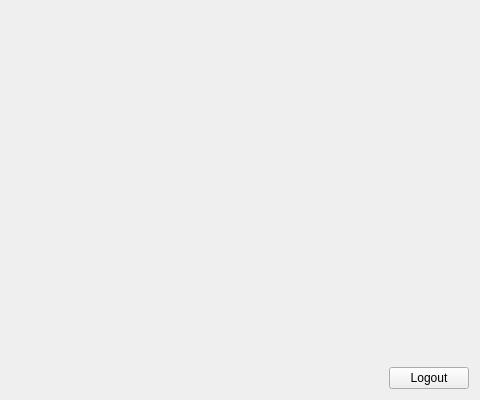
Before: the Qt Designer form Qt-Widgets-Examples/QStackedWidget-Example/src/screen/ui/SettingScreen.ui in STyulenev/Qt-CPP-Examples, drawn with Qt 5; both pictures show x 266 to 746 and y 0 to 400 of the 746 by 400 pixel window.
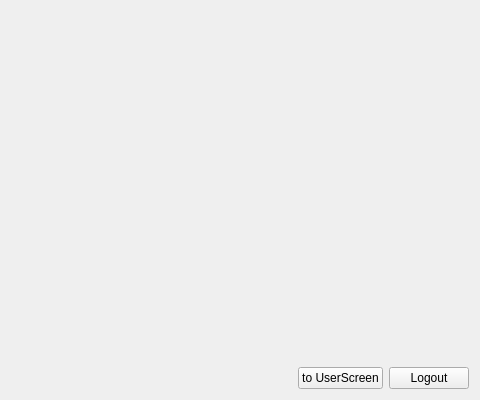
After: the same form once the commit is applied.

```diff
--- a/Qt-Widgets-Examples/QStackedWidget-Example/src/screen/ui/SettingScreen.ui
+++ b/Qt-Widgets-Examples/QStackedWidget-Example/src/screen/ui/SettingScreen.ui
@@ -44,6 +44,13 @@
          </property>
         </spacer>
        </item>
+       <item>
+        <widget class="QPushButton" name="toUserScreenButton">
+         <property name="text">
+          <string>to UserScreen</string>
+         </property>
+        </widget>
+       </item>
        <item>
         <widget class="QPushButton" name="logoutButton">
          <property name="text">
```
